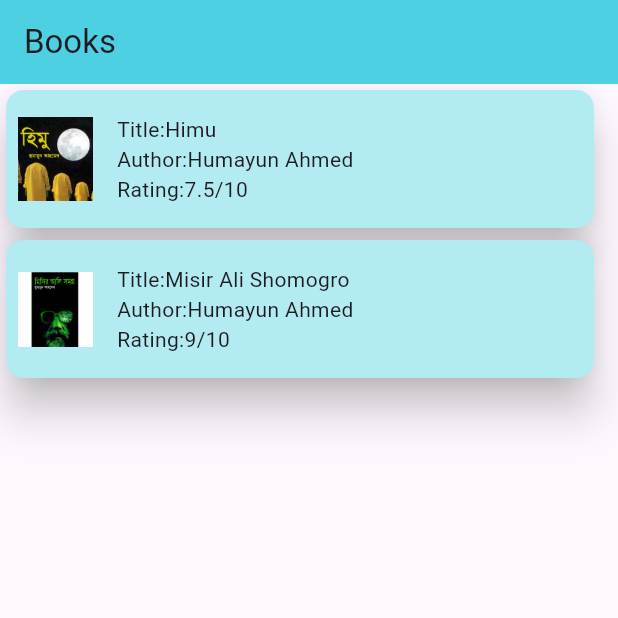
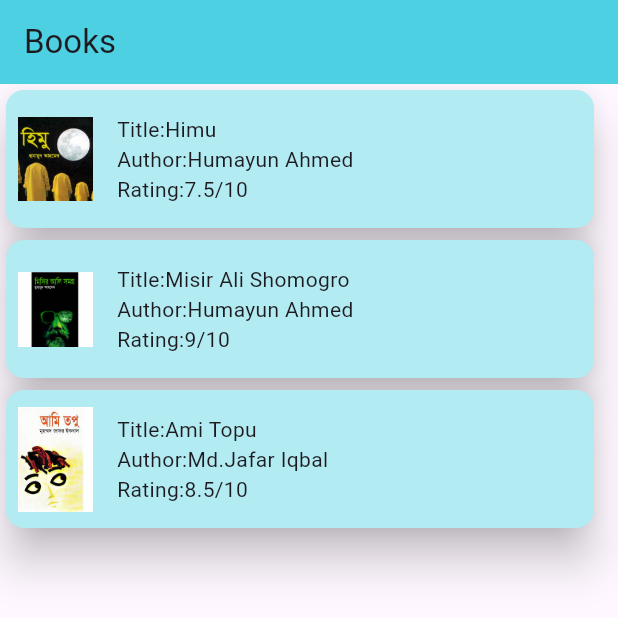
Before and after one commit to mubassera/SD-Assignment, a Flutter app: the screen it shows after launch, on a phone screen of 412 x 824 dp, the top half of it. Run offline on Flutter 3.47's test engine with Material 3 defaults, Android fonts, the phone set to English and light mode, and no system bars.

Commit message:
2nd commit

```diff
--- a/lib/main.dart
+++ b/lib/main.dart
@@ -33,6 +33,7 @@ class Bookapp extends StatelessWidget {
           children: [
             BookCard("Himu", "Humayun Ahmed", "7.5", "Himu.jpg","Himu,it is a popular fictional character created by Bangladeshi author Humayun Ahmed. The series revolves around Himu, a unique and philosophical young man who leads an unconventional lifestyle, embracing simplicity and exploring the complexities of life in an intriguing and thought-provoking manner."),
             BookCard("Misir Ali Shomogro", "Humayun Ahmed", "9", "misirali.jpg","The Misir Ali series, written by renowned Bangladeshi author Humayun Ahmed, delves into the enigmatic and analytical mind of the titular character, Misir Ali, a brilliant but eccentric psychologist. The books explore his encounters with the supernatural, psychology, and his personal reflections, creating a captivating blend of mystery and introspection."),
+            BookCard("Ami Topu", "Md.Jafar Iqbal", "8.5", "amitopu.jpg","Ami Topu,a book by Muhammad Zafar Iqbal is a Bengali science fiction novel that revolves around the adventures of Topu, a young boy with extraordinary abilities, as he explores the mysteries of the universe and confronts various challenges. The story combines elements of science and fantasy to engage readers in a captivating journey of imagination and discovery."),
           ],
         )
     );
--- a/pubspec.yaml
+++ b/pubspec.yaml
@@ -62,6 +62,7 @@ flutter:
   assets:
     - assets/images/Himu.jpg
     - assets/images/misirali.jpg
+    - assets/images/amitopu.jpg
 
   # An image asset can refer to one or more resolution-specific "variants", see
   # https://flutter.dev/assets-and-images/#resolution-aware
```
Also changed, not shown: assets/images/amitopu.jpg (added).
